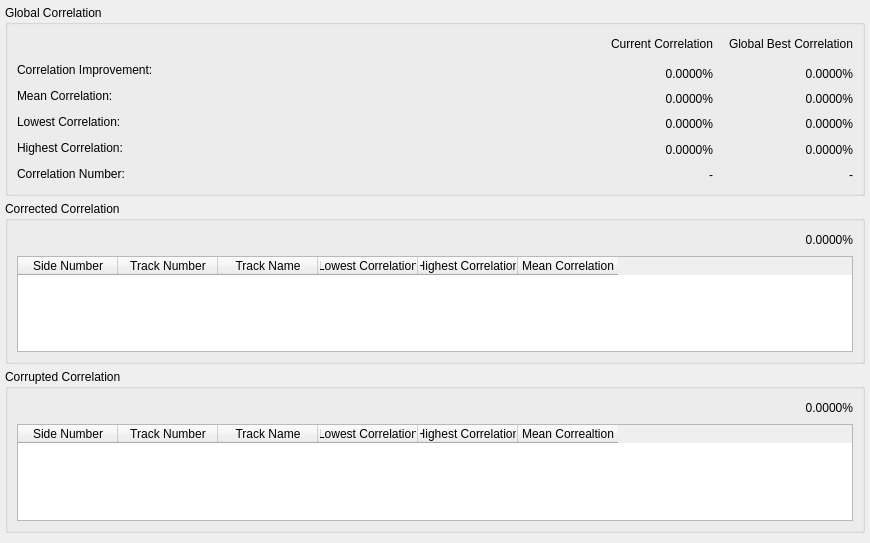
Qt form code/interface/vicomposedwidgets/forms/vicorrelationwidget.ui (visore/Visore) before a commit.
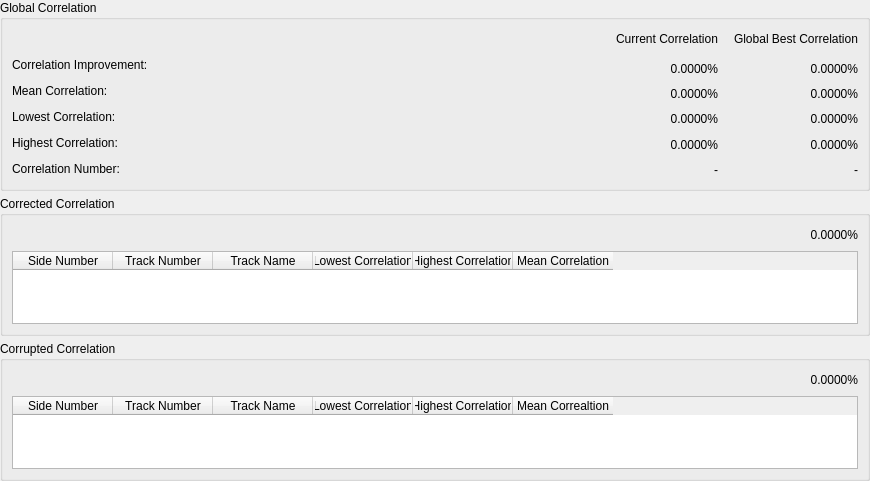
The same form after that commit. Custom widgets are drawn as their Qt base class.

```diff
--- a/code/interface/vicomposedwidgets/forms/vicorrelationwidget.ui
+++ b/code/interface/vicomposedwidgets/forms/vicorrelationwidget.ui
@@ -7,7 +7,7 @@
     <x>0</x>
     <y>0</y>
     <width>870</width>
-    <height>543</height>
+    <height>481</height>
    </rect>
   </property>
   <property name="maximumSize">
@@ -22,29 +22,23 @@
   <property name="styleSheet">
    <string/>
   </property>
-  <layout class="QFormLayout" name="formLayout">
-   <property name="fieldGrowthPolicy">
-    <enum>QFormLayout::AllNonFixedFieldsGrow</enum>
-   </property>
-   <property name="horizontalSpacing">
-    <number>5</number>
-   </property>
-   <property name="verticalSpacing">
-    <number>5</number>
-   </property>
+  <layout class="QGridLayout" name="gridLayout_6">
    <property name="leftMargin">
-    <number>5</number>
+    <number>0</number>
    </property>
    <property name="topMargin">
-    <number>5</number>
+    <number>0</number>
    </property>
    <property name="rightMargin">
-    <number>5</number>
+    <number>0</number>
    </property>
    <property name="bottomMargin">
+    <number>0</number>
+   </property>
+   <property name="spacing">
     <number>5</number>
    </property>
-   <item row="0" column="0" colspan="2">
+   <item row="0" column="0">
     <widget class="QGroupBox" name="globalGroupBox">
      <property name="title">
       <string>Global Correlation</string>
@@ -351,7 +345,7 @@
      </layout>
     </widget>
    </item>
-   <item row="1" column="0" colspan="2">
+   <item row="1" column="0">
     <widget class="QGroupBox" name="correctedGroupBox">
      <property name="title">
       <string>Corrected Correlation</string>
@@ -459,7 +453,7 @@
      </layout>
     </widget>
    </item>
-   <item row="2" column="0" colspan="2">
+   <item row="2" column="0">
     <widget class="QGroupBox" name="corruptedGroupBox">
      <property name="title">
       <string>Corrupted Correlation</string>
@@ -490,6 +484,12 @@
       </item>
       <item row="1" column="0" colspan="2">
        <widget class="ViTableWidget" name="corruptedTable">
+        <property name="sizePolicy">
+         <sizepolicy hsizetype="Expanding" vsizetype="Expanding">
+          <horstretch>0</horstretch>
+          <verstretch>0</verstretch>
+         </sizepolicy>
+        </property>
         <property name="editTriggers">
          <set>QAbstractItemView::NoEditTriggers</set>
         </property>
```
